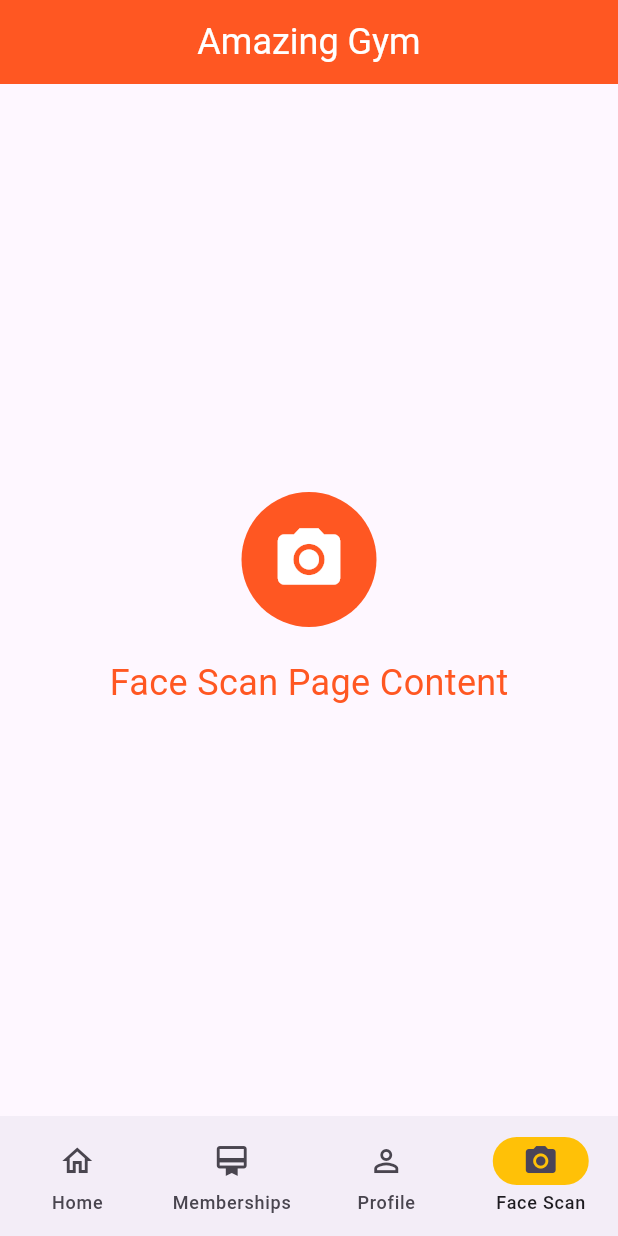
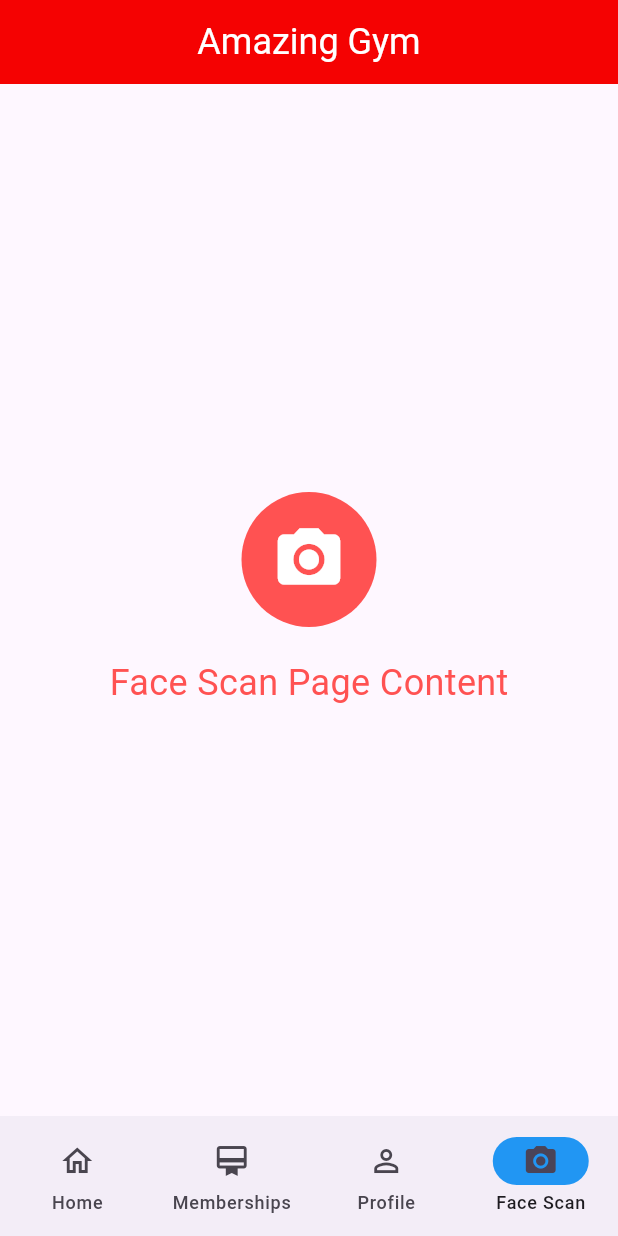
Before and after one commit to LHBaoSE185036/SWD392_MO, a Flutter app: the screen it shows after launch, item 4 of the bottom bar chosen, on a phone screen of 412 x 824 dp. Run offline on Flutter 3.47's test engine with Material 3 defaults, Android fonts, the phone set to English and light mode, and no system bars.

Commit message:
little change on navbar color

```diff
--- a/amazingym_app/lib/bottom_navigation_bar.dart
+++ b/amazingym_app/lib/bottom_navigation_bar.dart
@@ -35,7 +35,7 @@ class _NavigationExampleState extends State<NavigationExample> {
           style: TextStyle(fontSize: 24, color: Colors.white),
         ),
         centerTitle: true,
-        backgroundColor: Colors.deepOrange,
+        backgroundColor: const Color.fromARGB(255, 245, 2, 2),
       ),
       bottomNavigationBar: NavigationBar(
         onDestinationSelected: (int index) {
@@ -43,7 +43,7 @@ class _NavigationExampleState extends State<NavigationExample> {
             currentPageIndex = index;
           });
         },
-        indicatorColor: Colors.amber,
+        indicatorColor: Colors.blue,
         selectedIndex: currentPageIndex,
         destinations: const <NavigationDestination>[
           NavigationDestination(
@@ -79,42 +79,50 @@ class _NavigationExampleState extends State<NavigationExample> {
 }
 
 class HomeContent extends StatelessWidget {
+  const HomeContent({super.key});
+
   @override
   Widget build(BuildContext context) {
     return Center(
       child: Text(
         'Home Page Content',
-        style: TextStyle(fontSize: 24, color: Colors.deepOrange),
+        style: TextStyle(fontSize: 24, color: Colors.redAccent),
       ),
     );
   }
 }
 
 class WorkoutsContent extends StatelessWidget {
+  const WorkoutsContent({super.key});
+
   @override
   Widget build(BuildContext context) {
     return Center(
       child: Text(
         'Workouts Page Content',
-        style: TextStyle(fontSize: 24, color: Colors.deepOrange),
+        style: TextStyle(fontSize: 24, color: Colors.redAccent),
       ),
     );
   }
 }
 
 class ProfileContent extends StatelessWidget {
+  const ProfileContent({super.key});
+
   @override
   Widget build(BuildContext context) {
     return Center(
       child: Text(
         'Profile Page Content',
-        style: TextStyle(fontSize: 24, color: Colors.deepOrange),
+        style: TextStyle(fontSize: 24, color: Colors.redAccent),
       ),
     );
   }
 }
 
 class FaceScanContent extends StatelessWidget {
+  const FaceScanContent({super.key});
+
   @override
   Widget build(BuildContext context) {
     return Center(
@@ -124,7 +132,7 @@ class FaceScanContent extends StatelessWidget {
           Container(
             decoration: BoxDecoration(
               shape: BoxShape.circle,
-              color: Colors.deepOrange,
+              color: Colors.redAccent,
             ),
             padding: EdgeInsets.all(20),
             child: Icon(
@@ -136,7 +144,7 @@ class FaceScanContent extends StatelessWidget {
           SizedBox(height: 20),
           Text(
             'Face Scan Page Content',
-            style: TextStyle(fontSize: 24, color: Colors.deepOrange),
+            style: TextStyle(fontSize: 24, color: Colors.redAccent),
           ),
         ],
       ),
--- a/amazingym_app/lib/home.dart
+++ b/amazingym_app/lib/home.dart
@@ -1,6 +1,8 @@
 import 'package:flutter/material.dart';
 
 class HomePage extends StatelessWidget {
+  const HomePage({super.key});
+
   @override
   Widget build(BuildContext context) {
     return Scaffold(
```
